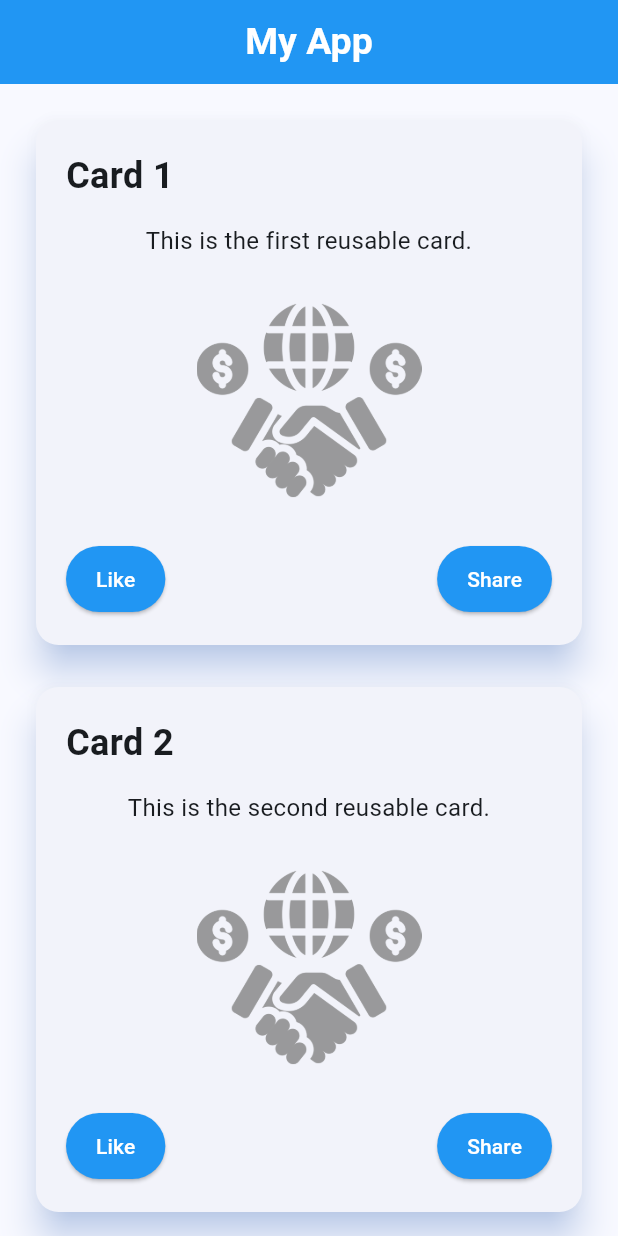
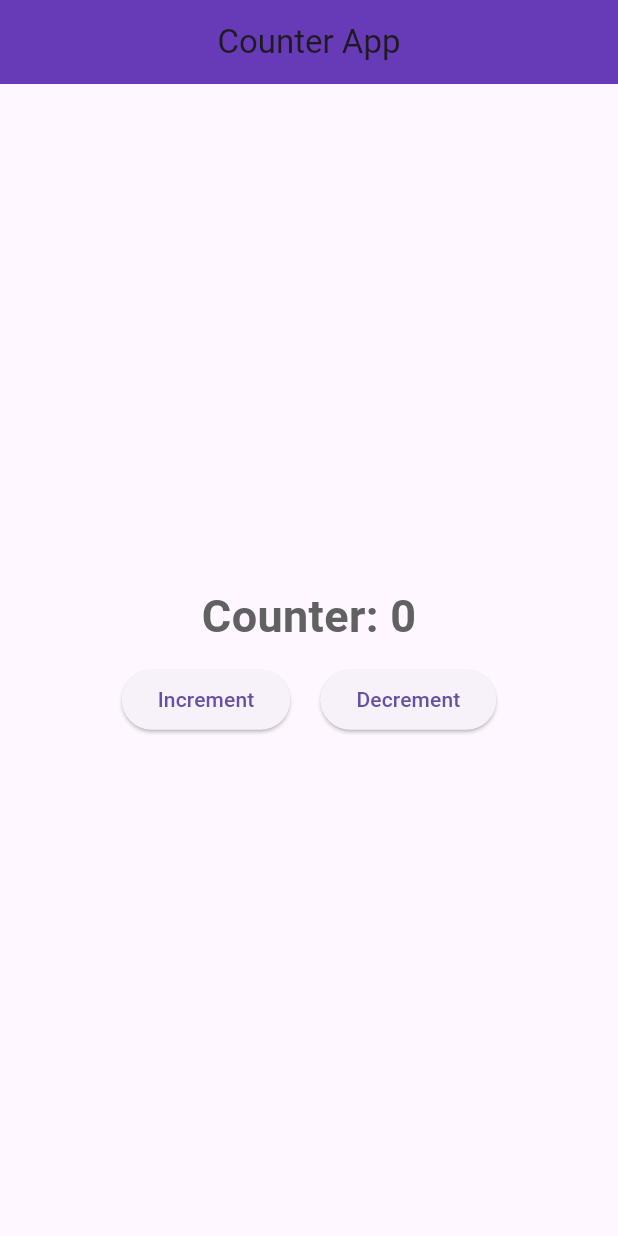
Before and after one commit to TahirKhalil299/exchange, a Flutter app: the screen it shows after launch, on a phone screen of 412 x 824 dp. Run offline on Flutter 3.47's test engine with Material 3 defaults, Android fonts, the light colour scheme and no system bars.

Commit message:
incremented app done

```diff
--- a/lib/main.dart
+++ b/lib/main.dart
@@ -2,9 +2,6 @@
 import 'package:flutter/material.dart';
 
 void main() {
-  if (kDebugMode) {
-    print("Application starting...");
-  }
   runApp(const MyApp());
 }
 
@@ -13,161 +10,66 @@
 
   @override
   Widget build(BuildContext context) {
-    if (kDebugMode) {
-      print("Building MyApp");
-    }
-    return MaterialApp(
-      title: 'MyApp',
-      debugShowCheckedModeBanner: false,
-      theme: ThemeData(
-        colorScheme: ColorScheme.fromSeed(seedColor: Colors.blue),
-        useMaterial3: true, // Make sure to use Material 3
-        visualDensity: VisualDensity.adaptivePlatformDensity,
-      ),
-      home: const MyHomePage(),
-    );
+    return const MaterialApp(
+        debugShowCheckedModeBanner: false, home: CounterScreen());
   }
 }
 
-// Reusable card widget
-class MyCustomCard extends StatelessWidget {
-  final String title;
-  final String description;
-  final String imagePath;
+class CounterScreen extends StatefulWidget {
+  const CounterScreen({super.key});
 
-  const MyCustomCard({
-    super.key,
-    required this.title,
-    required this.description,
-    required this.imagePath,
-  });
+  @override
+  State<CounterScreen> createState() => _CounterScreenState();
+}
+
+class _CounterScreenState extends State<CounterScreen> {
+  int _counter = 0;
 
   @override
   Widget build(BuildContext context) {
-    return Card(
-      elevation: 10,
-      shape: RoundedRectangleBorder(
-        borderRadius: BorderRadius.circular(15),
+    return Scaffold(
+      appBar: AppBar(
+        title: const Text('Counter App'),
+        centerTitle: true,
+        backgroundColor: Colors.deepPurple,
       ),
-      shadowColor: Colors.blueAccent.withOpacity(0.5),
-      child: Padding(
-        padding: const EdgeInsets.all(20),
+      body: Center(
         child: Column(
-          mainAxisSize: MainAxisSize.min,
-          crossAxisAlignment: CrossAxisAlignment.stretch,
+          mainAxisAlignment: MainAxisAlignment.center,
           children: [
             Text(
-              title,
-              style: const TextStyle(
-                fontSize: 24,
-                fontWeight: FontWeight.bold,
-              ),
+              'Counter: $_counter',
+              style: TextStyle(
+                  fontSize: 30,
+                  fontWeight: FontWeight.bold,
+                  color: Colors.grey[700]),
             ),
-            const SizedBox(height: 15),
-            Text(
-              description,
-              style: const TextStyle(fontSize: 16),
-              textAlign: TextAlign.center,
-            ),
-            const SizedBox(height: 20),
-            Center(
-              child: Image.asset(
-                imagePath,
-                height: 150,
-                width: 150,
-                fit: BoxFit.contain,
-              ),
-            ),
-            const SizedBox(height: 20),
+            SizedBox(height: 10,),
             Row(
-              mainAxisAlignment: MainAxisAlignment.spaceBetween,
+              mainAxisAlignment: MainAxisAlignment.center,
               children: [
                 ElevatedButton(
                   onPressed: () {
-                    if (kDebugMode) {
-                      print("Like button pressed");
-                    }
+                    setState(() {
+                      _counter++;
+                    });
                   },
-                  style: ElevatedButton.styleFrom(
-                    backgroundColor: Colors.blue,
-                    foregroundColor: Colors.white,
-                    padding: const EdgeInsets.symmetric(horizontal: 20, vertical: 12),
-                  ),
-                  child: const Text('Like'),
+                  child: const Text('Increment'),
                 ),
+                const SizedBox(width: 20),
                 ElevatedButton(
                   onPressed: () {
-                    if (kDebugMode) {
-                      print("Share button pressed");
-                    }
+                    setState(() {
+                      _counter--;
+                    });
                   },
-                  style: ElevatedButton.styleFrom(
-                    backgroundColor: Colors.blue,
-                    foregroundColor: Colors.white,
-                    padding: const EdgeInsets.symmetric(horizontal: 20, vertical: 12),
-                  ),
-                  child: const Text('Share'),
+                  child: const Text('Decrement'),
                 ),
               ],
-            ),
+            )
           ],
         ),
       ),
     );
   }
 }
-
-class MyHomePage extends StatelessWidget {
-  const MyHomePage({super.key});
-
-  @override
-  Widget build(BuildContext context) {
-    if (kDebugMode) {
-      print("Building MyHomePage");
-    }
-    return Scaffold(
-      appBar: AppBar(
-        backgroundColor: Colors.blue,
-        title: const Text(
-          'My App',
-          style: TextStyle(
-            fontSize: 25,
-            fontWeight: FontWeight.bold,
-            color: Colors.white,
-          ),
-        ),
-        centerTitle: true,
-      ),
-      body: SingleChildScrollView(
-        padding: const EdgeInsets.all(20),
-        child: Column(
-          children: [
-            const MyCustomCard(
-              title: 'Card 1',
-              description: 'This is the first reusable card.',
-              imagePath: 'assets/book_a_deal.png',
-            ),
-            const SizedBox(height: 20),
-            const MyCustomCard(
-              title: 'Card 2',
-              description: 'This is the second reusable card.',
-              imagePath: 'assets/book_a_deal.png',
-            ),
-            const SizedBox(height: 20),
-            const MyCustomCard(
-              title: 'Card 3',
-              description: 'This is the third reusable card.',
-              imagePath: 'assets/book_a_deal.png',
-            ),
-            const SizedBox(height: 20),
-            const MyCustomCard(
-              title: 'Card 4',
-              description: 'This is the fourth reusable card.',
-              imagePath: 'assets/book_a_deal.png',
-            ),
-          ],
-        ),
-      ),
-    );
-  }
-}
```
